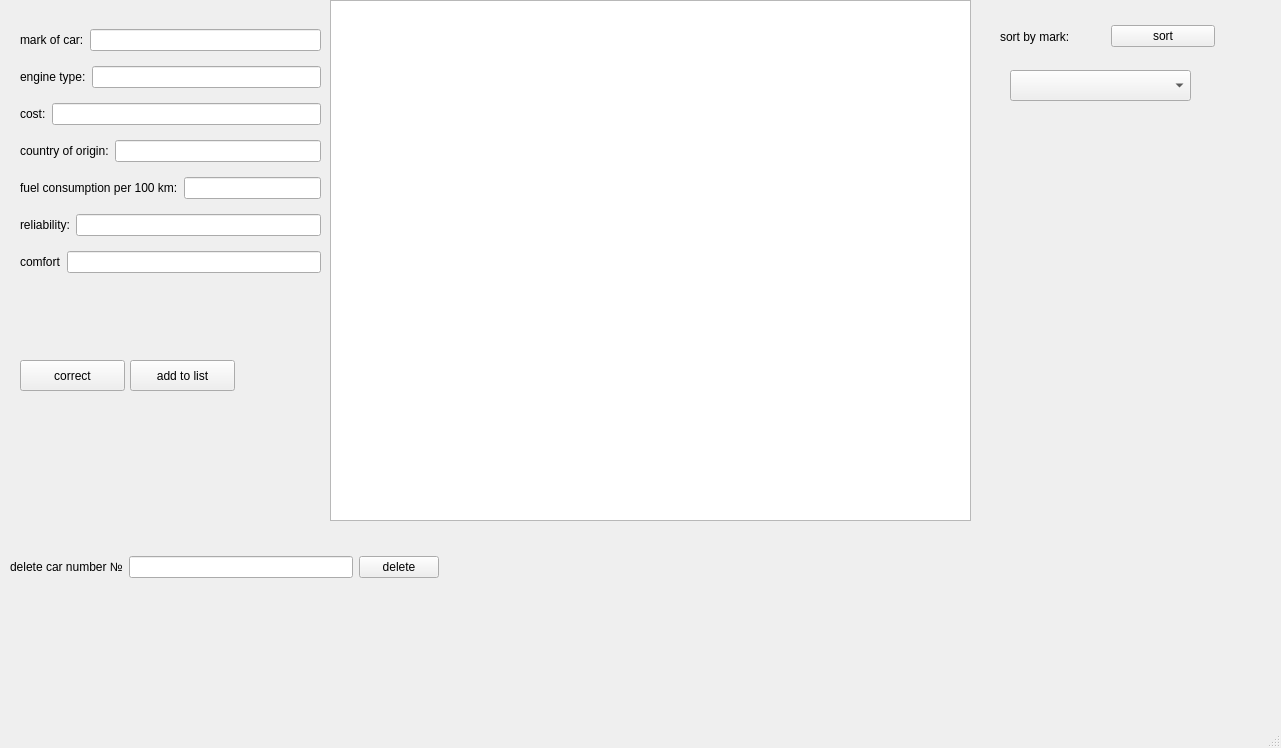
Above: mainwindow.ui from mkhalez/final_version_lab_2_task_2 before the change. Below: the same form after it.
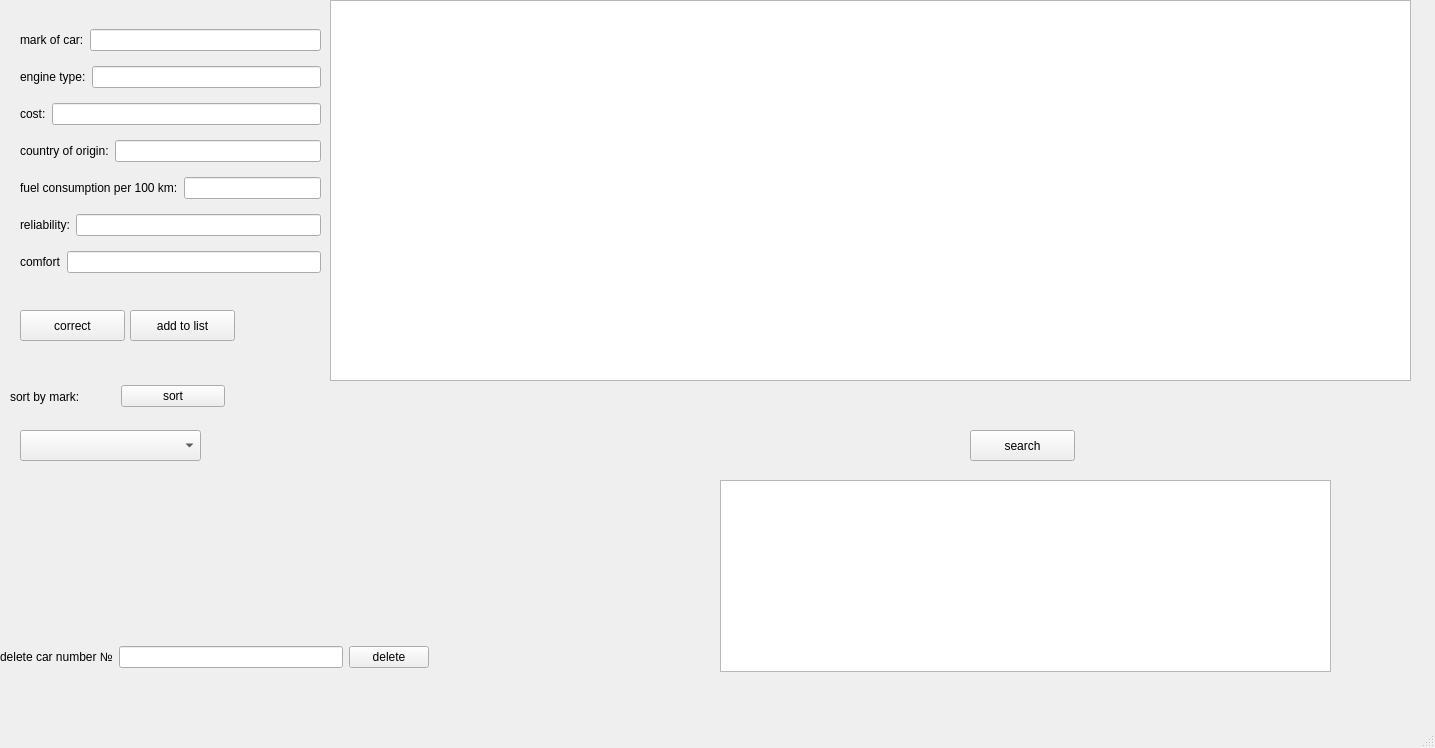
That is the form after the change.

Patch:
```diff
--- a/mainwindow.ui
+++ b/mainwindow.ui
@@ -6,7 +6,7 @@
    <rect>
     <x>0</x>
     <y>0</y>
-    <width>1281</width>
+    <width>1435</width>
     <height>748</height>
    </rect>
   </property>
@@ -18,7 +18,7 @@
     <property name="geometry">
      <rect>
       <x>130</x>
-      <y>360</y>
+      <y>310</y>
       <width>105</width>
       <height>31</height>
      </rect>
@@ -142,8 +142,8 @@
      <rect>
       <x>330</x>
       <y>0</y>
-      <width>641</width>
-      <height>521</height>
+      <width>1081</width>
+      <height>381</height>
      </rect>
     </property>
    </widget>
@@ -151,7 +151,7 @@
     <property name="geometry">
      <rect>
       <x>20</x>
-      <y>360</y>
+      <y>310</y>
       <width>105</width>
       <height>31</height>
      </rect>
@@ -163,8 +163,8 @@
    <widget class="QWidget" name="layoutWidget">
     <property name="geometry">
      <rect>
-      <x>10</x>
-      <y>550</y>
+      <x>0</x>
+      <y>640</y>
       <width>429</width>
       <height>34</height>
      </rect>
@@ -196,8 +196,8 @@
    <widget class="QWidget" name="layoutWidget">
     <property name="geometry">
      <rect>
-      <x>1000</x>
-      <y>20</y>
+      <x>10</x>
+      <y>380</y>
       <width>215</width>
       <height>33</height>
      </rect>
@@ -222,13 +222,36 @@
    <widget class="QComboBox" name="comboBox">
     <property name="geometry">
      <rect>
-      <x>1010</x>
-      <y>70</y>
+      <x>20</x>
+      <y>430</y>
       <width>181</width>
       <height>31</height>
      </rect>
     </property>
    </widget>
+   <widget class="QPushButton" name="searchButton">
+    <property name="geometry">
+     <rect>
+      <x>970</x>
+      <y>430</y>
+      <width>105</width>
+      <height>31</height>
+     </rect>
+    </property>
+    <property name="text">
+     <string>search</string>
+    </property>
+   </widget>
+   <widget class="QListWidget" name="listWid">
+    <property name="geometry">
+     <rect>
+      <x>720</x>
+      <y>480</y>
+      <width>611</width>
+      <height>192</height>
+     </rect>
+    </property>
+   </widget>
   </widget>
   <widget class="QMenuBar" name="menubar">
    <property name="geometry">
```
Left out of the diff: 2 changed lines with no effect on the pictures.
